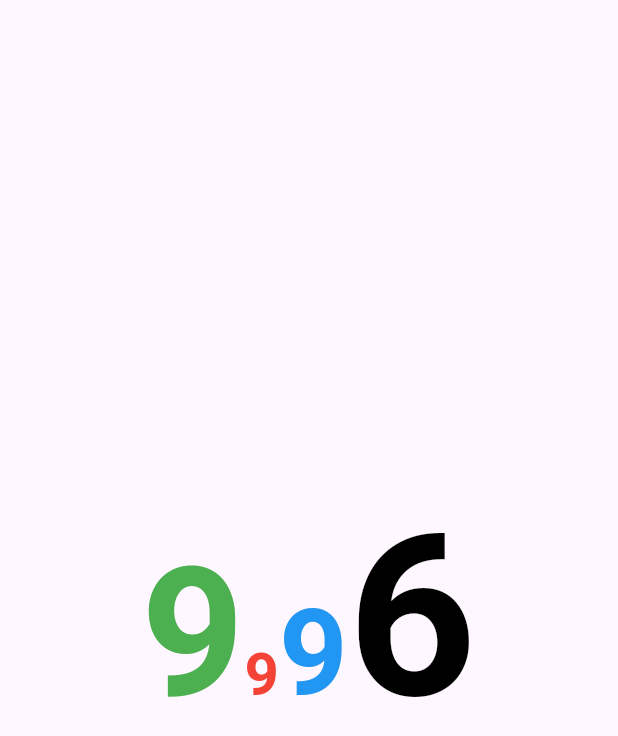
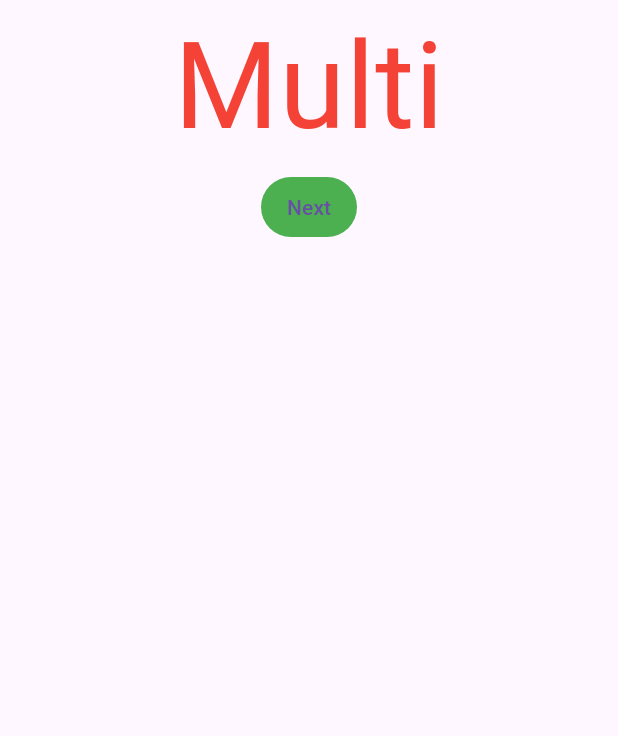
Before and after one commit to sathyayadav0096/secondjob, a Flutter app: the screen it shows after launch, on a phone screen of 412 x 824 dp. Shown: the top 736 px of the screen. Run offline on Flutter 3.47's test engine with Material 3 defaults, Android fonts, the phone set to English and light mode, and no system bars; our stand-ins replace dotted_line, get, google_maps_flutter, image_picker; missing offline and left inert: razorpay_flutter.

Commit message:
multi provider

```diff
--- /dev/null
+++ b/lib/multi_provider/multi_provider.dart
@@ -0,0 +1,36 @@
+import 'package:flutter/material.dart';
+import 'package:untitled/extra.dart';
+
+class PrCla extends StatefulWidget {
+  const PrCla({super.key});
+
+  @override
+  State<PrCla> createState() => _PrClaState();
+}
+
+class _PrClaState extends State<PrCla> {
+  @override
+  Widget build(BuildContext context) {
+    return Scaffold(
+      body: SafeArea(
+        child: Column(
+          children: [
+            Center(
+                child: Text(
+              'Multi',
+              style: TextStyle(fontSize: 80, color: Colors.red),
+            )),
+            TextButton(
+                onPressed: () {
+                  Navigator.push(context, MaterialPageRoute(builder: (context)=>ExtraClass()));
+                },
+                style: ButtonStyle(
+                    backgroundColor: MaterialStateProperty.all(Colors.green
+                    )),
+                child: Text('Next'))
+          ],
+        ),
+      ),
+    );
+  }
+}
--- /dev/null
+++ b/lib/provider_cart/providr_cls.dart
@@ -0,0 +1,3 @@
+// Todo part two
+import 'package:flutter/cupertino.dart';
+import 'package:untitled/provider_cart/provider_cart_products.dart';
--- a/pubspec.yaml
+++ b/pubspec.yaml
@@ -13,6 +13,8 @@ dependencies:
   http: ^1.1.2
   provider:
   get: ^4.6.6
+  firebase_auth: any
+  firebase_core: any
 
 dev_dependencies:
   flutter_test:
@@ -21,6 +23,7 @@ dev_dependencies:
   image_picker:
   google_maps_flutter: ^2.0.10
   razorpay_flutter: ^1.3.6
+
 
 
   flutter_lints: ^2.0.0
```
Also changed, not shown: lib/extra.dart (added, +27 -0 lines), lib/main.dart (+11 -4 lines), lib/provider_cart/provider_cart_products.dart (added, +102 -0 lines), lib/ritch_text/ritch_test.dart (added, +38 -0 lines), lib/empty/extra.dart (added), lib/empty/extra_second.dart (added), pubspec.lock.
